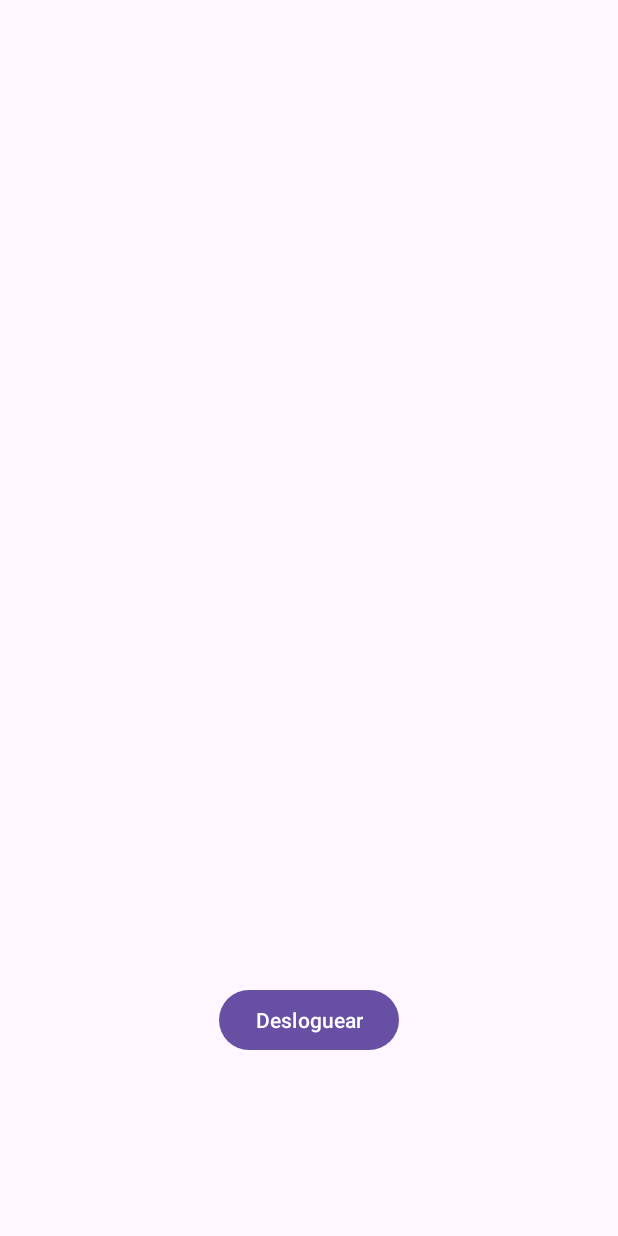
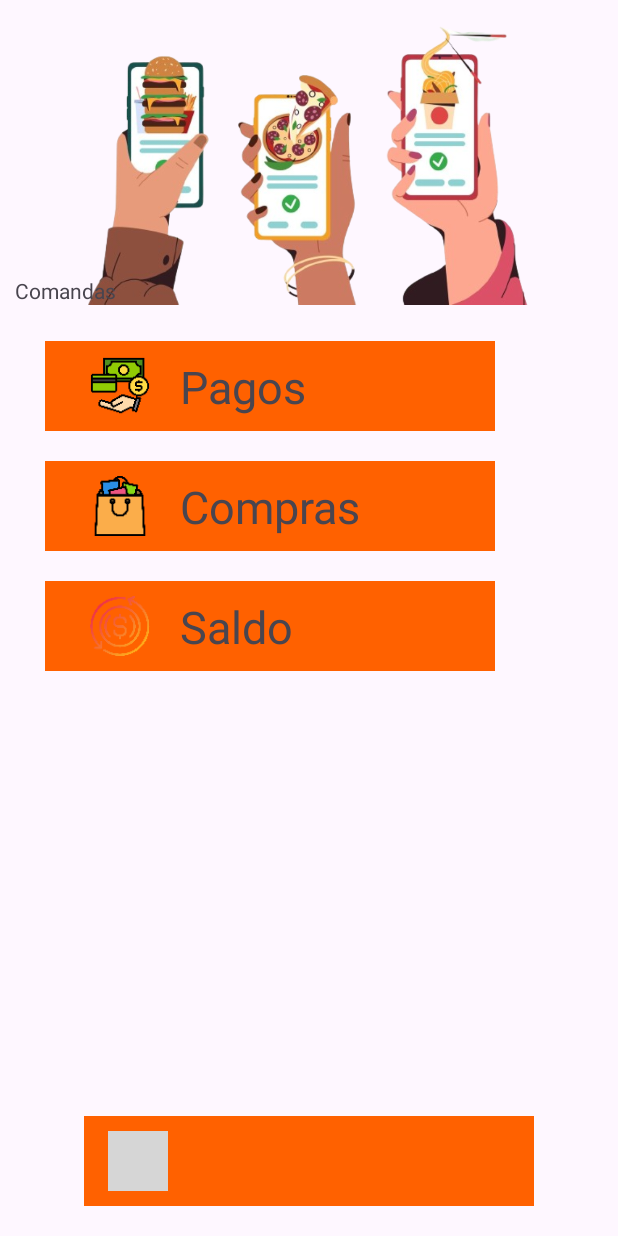
Before and after one commit to SanchezDylan/ProyectoAndroid, an Android app: the screen it shows after launch once a user with an empty profile is signed in (MainActivity), on a phone screen of 412 x 824 dp. Run offline under Robolectric (Android 15) with nearby library versions, the phone set to English and light mode, and no system bars; our stand-ins replace Firebase (no records; nobody signed in at launch, a user with empty details on screens opened directly); grey boxes are pictures that could not be loaded.

Commit message:
dashboard con recyclingview

```diff
--- a/app/src/main/java/mx/edu/uthermosillo/a21311118/comandas/DashboardFragment.kt
+++ b/app/src/main/java/mx/edu/uthermosillo/a21311118/comandas/DashboardFragment.kt
@@ -1,34 +1,27 @@
 package mx.edu.uthermosillo.a21311118.comandas
 
-import android.content.Intent
 import android.os.Bundle
-import androidx.fragment.app.Fragment
 import android.view.LayoutInflater
 import android.view.View
 import android.view.ViewGroup
-import android.widget.Button
 import android.widget.ImageView
 import android.widget.TextView
+import androidx.fragment.app.Fragment
+import androidx.recyclerview.widget.LinearLayoutManager
+import androidx.recyclerview.widget.RecyclerView
+import com.bumptech.glide.Glide
 import com.google.firebase.auth.FirebaseAuth
 import com.google.firebase.auth.FirebaseUser
+import mx.edu.uthermosillo.a21311118.comandas.data.models.Item
+import mx.edu.uthermosillo.a21311118.comandas.data.ui.adapters.DashboardAdapter
 import mx.edu.uthermosillo.a21311118.comandas.databinding.FragmentDashboardBinding
-import com.bumptech.glide.Glide
-import mx.edu.uthermosillo.a21311118.comandas.data.ui.views.activities.AuthActivity
-import mx.edu.uthermosillo.a21311118.comandas.data.ui.views.activities.MainActivity
 
-// TODO: Rename parameter arguments, choose names that match
-// the fragment initialization parameters, e.g. ARG_ITEM_NUMBER
-private const val ARG_PARAM1 = "param1"
-private const val ARG_PARAM2 = "param2"
 
-/**
- * A simple [Fragment] subclass.
- * Use the [DashboardFragment.newInstance] factory method to
- * create an instance of this fragment.
- */
 class DashboardFragment : Fragment() {
     private var _binding: FragmentDashboardBinding? = null
     private val binding get() = _binding!!
+
+
     override fun onCreateView(
         inflater: LayoutInflater, container: ViewGroup?,
         savedInstanceState: Bundle?
@@ -39,7 +32,11 @@ class DashboardFragment : Fragment() {
         return binding.root
 
     }
-
+    val dashboardItems = listOf(
+        Item.DashboardItem(texto1 = "Pagos", R.drawable.pago),
+        Item.DashboardItem(texto1 = "Compras", R.drawable.compra),
+        Item.DashboardItem(texto1 = "Saldo", R.drawable.refinanciar),
+    )
 
         override fun onViewCreated(view: View, savedInstanceState: Bundle?) {
             super.onViewCreated(view, savedInstanceState)
@@ -52,6 +49,24 @@ class DashboardFragment : Fragment() {
             val userName = user?.displayName
             val userPhotoUrl = user?.photoUrl
 
+            val items = listOf(
+                Item.DashboardItem("Compras", R.drawable.compra),
+                Item.DashboardItem("Saldo", R.drawable.refinanciar),
+                Item.DashboardItem("Pago", R.drawable.pago)
+                // Agrega más ítems según necesites
+            )
+
+            val adapter = DashboardAdapter(items)
+            binding.recyclerview.layoutManager = LinearLayoutManager(context)
+            binding.recyclerview.adapter = adapter
+
+
+
+            val recyclerView = view.findViewById<RecyclerView>(R.id.recyclerview)
+            recyclerView.layoutManager = LinearLayoutManager(context)
+            recyclerView.adapter =
+                DashboardAdapter(dashboardItems)
+
             // Establecer la información del usuario en los elementos de la interfaz de usuario
             // Asegúrate de tener TextViews (o cualquier otro elemento de la interfaz de usuario) en tu layout para mostrar esta información
             view.findViewById<TextView>(R.id.user_email).text = userEmail
@@ -60,7 +75,7 @@ class DashboardFragment : Fragment() {
             Glide.with(this)
                 .load(userPhotoUrl)
                 .into(imageView)
-
+/*
             view.findViewById<Button>(R.id.button3).setOnClickListener {
                 FirebaseAuth.getInstance().signOut()
                 // Aquí puedes navegar de vuelta a la pantalla de inicio de sesión después de desloguearte
@@ -68,7 +83,7 @@ class DashboardFragment : Fragment() {
                 val intent = Intent(activity, AuthActivity::class.java)
                 startActivity(intent)
                 requireActivity().finish()
-            }
+            }*/
         }
 
 
--- /dev/null
+++ b/app/src/main/java/mx/edu/uthermosillo/a21311118/comandas/data/models/Item.kt
@@ -0,0 +1,8 @@
+package mx.edu.uthermosillo.a21311118.comandas.data.models
+
+class Item {
+    data class DashboardItem(
+        val texto1: String,
+        val image: Int
+        )
+}
--- /dev/null
+++ b/app/src/main/java/mx/edu/uthermosillo/a21311118/comandas/data/ui/adapters/DashboardAdapter.kt
@@ -0,0 +1,31 @@
+package mx.edu.uthermosillo.a21311118.comandas.data.ui.adapters
+
+import android.view.LayoutInflater
+import android.view.ViewGroup
+import androidx.recyclerview.widget.RecyclerView
+import com.bumptech.glide.Glide
+import mx.edu.uthermosillo.a21311118.comandas.data.models.Item
+import mx.edu.uthermosillo.a21311118.comandas.databinding.DashboardItemBinding
+
+
+class DashboardAdapter(private val items: List<Item.DashboardItem>) :
+    RecyclerView.Adapter<DashboardAdapter.ViewHolder>() {
+
+    class ViewHolder(private val binding: DashboardItemBinding) : RecyclerView.ViewHolder(binding.root) {
+        fun bind(item: Item.DashboardItem) {
+            binding.texto.text = item.texto1
+            Glide.with(binding.imagen).load(item.image).into(binding.imagen)
+        }
+    }
+
+    override fun onCreateViewHolder(parent: ViewGroup, viewType: Int): ViewHolder {
+        val binding = DashboardItemBinding.inflate(LayoutInflater.from(parent.context), parent, false)
+        return ViewHolder(binding)
+    }
+
+    override fun onBindViewHolder(holder: ViewHolder, position: Int) {
+        holder.bind(items[position])
+    }
+
+    override fun getItemCount() = items.size
+}
--- /dev/null
+++ b/app/src/main/res/layout/dashboard_item.xml
@@ -0,0 +1,32 @@
+<?xml version="1.0" encoding="utf-8"?>
+<LinearLayout xmlns:android="http://schemas.android.com/apk/res/android"
+    xmlns:tools="http://schemas.android.com/tools"
+    android:id="@+id/ItemDashboardBinding"
+    android:layout_width="match_parent"
+    android:layout_height="wrap_content">
+
+
+    <FrameLayout
+        android:layout_marginLeft="30dp"
+        android:layout_marginTop="20dp"
+        android:background="@color/orange"
+        android:layout_width="300dp"
+        android:layout_height="60dp">
+
+        <ImageView
+            android:id="@+id/imagen"
+            android:layout_marginTop="10dp"
+            android:layout_marginLeft="30dp"
+            android:layout_width="40dp"
+            android:layout_height="40dp"/>
+        <TextView
+            android:id="@+id/texto"
+            android:layout_marginTop="10dp"
+            android:layout_marginLeft="90dp"
+            android:layout_width="150dp"
+            android:layout_height="40dp"
+            android:textSize="30dp"/>
+    </FrameLayout>
+
+
+</LinearLayout>
--- a/app/src/main/res/layout/fragment_dashboard.xml
+++ b/app/src/main/res/layout/fragment_dashboard.xml
@@ -7,49 +7,81 @@
     android:layout_height="match_parent"
     tools:context=".DashboardFragment">
 
-    <!-- TODO: Update blank fragment layout -->
+
+
+
+
+
+    <ImageView
+        android:id="@+id/imagecomandas"
+        android:layout_width="wrap_content"
+        android:layout_height="203dp"
+        android:src="@drawable/order"
+        app:layout_constraintEnd_toEndOf="parent"
+        app:layout_constraintStart_toStartOf="parent"
+        app:layout_constraintTop_toTopOf="parent" />
+
     <TextView
-        android:id="@+id/user_email"
+        android:id="@+id/textView"
         android:layout_width="wrap_content"
         android:layout_height="wrap_content"
-        android:layout_marginBottom="75dp"
+        android:layout_marginStart="10dp"
+        android:text="Comandas"
+        app:layout_constraintBottom_toBottomOf="@id/imagecomandas"
+        app:layout_constraintStart_toStartOf="parent" />
+
+
+    <androidx.recyclerview.widget.RecyclerView
+        android:id="@+id/recyclerview"
+        android:layout_width="match_parent"
+        android:layout_height="400dp"
+        android:layout_marginTop="4dp"
+        app:layout_constraintEnd_toEndOf="parent"
+        app:layout_constraintStart_toStartOf="parent"
+        app:layout_constraintTop_toBottomOf="@+id/imagecomandas" />
+
+    <FrameLayout
+        android:id="@+id/frame"
+        android:layout_marginLeft="30dp"
+        android:layout_marginBottom="20dp"
+        android:background="@color/orange"
+        android:layout_width="300dp"
+        android:layout_height="60dp"
+        android:layout_marginStart="0dp"
         app:layout_constraintBottom_toBottomOf="parent"
         app:layout_constraintEnd_toEndOf="parent"
         app:layout_constraintStart_toStartOf="parent"
- />
-    <TextView
-        android:id="@+id/user_name"
-        android:layout_width="wrap_content"
-        android:layout_height="wrap_content"
-        android:layout_marginBottom="10dp"
-        app:layout_constraintBottom_toBottomOf="parent"
-        app:layout_constraintEnd_toEndOf="parent"
-        app:layout_constraintStart_toStartOf="parent"
-/>
+        >
 
-    <ImageView
-        android:id="@+id/user_photo"
-        android:layout_width="wrap_content"
-        android:layout_height="wrap_content"
-        android:maxHeight="50dp"
-        android:maxWidth="50dp"
-        app:layout_constraintBottom_toBottomOf="parent"
-        app:layout_constraintEnd_toEndOf="parent"
-        app:layout_constraintStart_toStartOf="parent"
-        app:layout_constraintTop_toTopOf="parent"
-        tools:src="@tools:sample/avatars"
+        <ImageView
+            android:id="@+id/user_photo"
+            android:layout_width="40dp"
+            android:layout_height="40dp"
+            android:maxHeight="50dp"
+            android:maxWidth="30dp"
+            android:layout_marginTop="10dp"
+            tools:src="@tools:sample/avatars"
+            android:layout_marginLeft="16dp"
 
-        />
 
-    <Button
-        android:id="@+id/button3"
-        android:layout_width="wrap_content"
-        android:layout_height="wrap_content"
-        android:text="Desloguear"
-        android:layout_marginBottom="120dp"
-        app:layout_constraintBottom_toBottomOf="parent"
-        app:layout_constraintEnd_toEndOf="parent"
-        app:layout_constraintStart_toStartOf="parent"
-        />
+            />
+
+
+        <TextView
+            android:id="@+id/user_name"
+            android:layout_width="wrap_content"
+            android:layout_height="wrap_content"
+            android:layout_marginTop="10dp"
+            android:layout_marginStart="85dp"
+            />
+
+        <TextView
+            android:id="@+id/user_email"
+            android:layout_width="wrap_content"
+            android:layout_height="wrap_content"
+            android:layout_marginStart="85dp"
+            android:layout_marginTop="25dp"
+            />
+    </FrameLayout>
 
 </androidx.constraintlayout.widget.ConstraintLayout>
--- a/app/src/main/res/values/themes.xml
+++ b/app/src/main/res/values/themes.xml
@@ -50,8 +50,10 @@
 <item name="android:backgroundTint">@color/teal</item>
     </style>
 
-    <style name="images">
-
+    <style name="border">
+        <item name="android:radius">10dp</item>
+        <item name="strokeColor">@color/teal</item>
+        <item name="android:solidColor">@color/black</item>
     </style>
 
 
```
Also changed, not shown: app/src/main/res/drawable/compra.png (added), app/src/main/res/drawable/pago.png (added), app/src/main/res/drawable/refinanciar.png (added).
